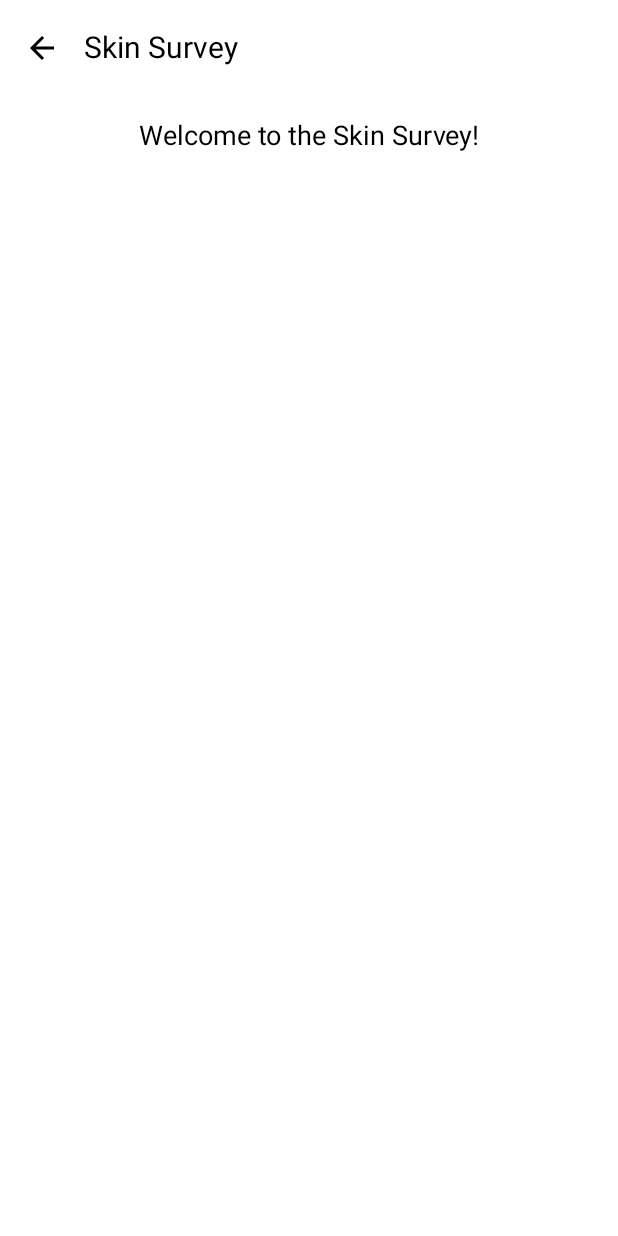
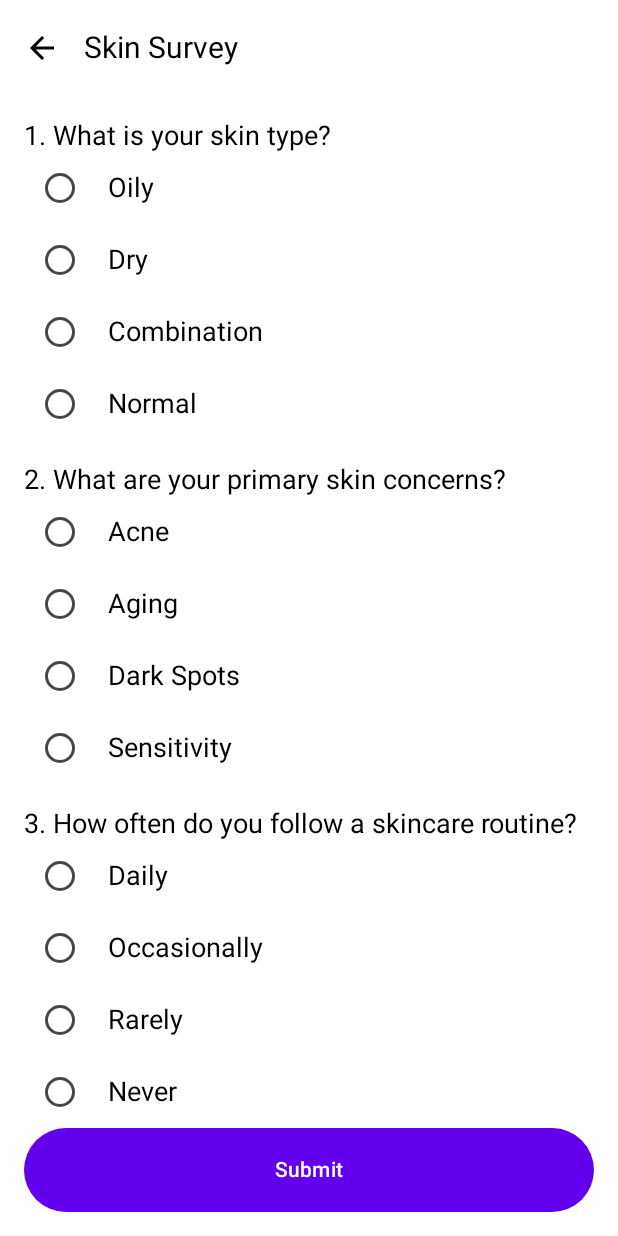
Before and after one commit to MilburnJ/FacialFeatures, an Android app built with Jetpack Compose: the SkinSurveyScreen screen opened through its navigation route, on a phone screen of 412 x 824 dp. Run offline under Robolectric (Android 15) with nearby library versions, the phone set to English and light mode, and no system bars.

Commit message:
skin survey page

```diff
--- a/app/src/main/java/com/example/facialfeatures/navigation/AppNavGraph.kt
+++ b/app/src/main/java/com/example/facialfeatures/navigation/AppNavGraph.kt
@@ -28,7 +28,7 @@ fun AppNavGraph(navController: NavHostController) {
             )
         }
         composable("skinSurvey") {
-            SkinSurveyScreen(onNavigateBack = { navController.popBackStack() })
+            SkinSurveyScreen(navController = navController,onNavigateBack = { navController.popBackStack() })
         }
         composable("scanUpload") {
             ScanUploadScreen(
--- a/app/src/main/java/com/example/facialfeatures/ui/screens/HomeScreen.kt
+++ b/app/src/main/java/com/example/facialfeatures/ui/screens/HomeScreen.kt
@@ -34,7 +34,7 @@ fun HomeScreen(
 
                 // Greeting Text
                 Text(
-                    text = "Hi XXXXXXXX",
+                    text = "Hi Amar",
                     style = MaterialTheme.typography.bodyLarge.copy(fontSize = 20.sp),
                     color = Color.Black,
                     modifier = Modifier.align(Alignment.Start)
--- a/app/src/main/java/com/example/facialfeatures/ui/screens/SkinSurveyScreen.kt
+++ b/app/src/main/java/com/example/facialfeatures/ui/screens/SkinSurveyScreen.kt
@@ -2,18 +2,23 @@ package com.example.facialfeatures.ui.screens
 
 import androidx.compose.foundation.layout.*
 import androidx.compose.material3.*
-import androidx.compose.runtime.Composable
+import androidx.compose.runtime.*
 import androidx.compose.ui.Alignment
 import androidx.compose.ui.Modifier
 import androidx.compose.ui.unit.dp
 import androidx.compose.ui.unit.sp
 import androidx.compose.material.icons.Icons
 import androidx.compose.material.icons.filled.ArrowBack
-
+import androidx.navigation.NavController
 
 @OptIn(ExperimentalMaterial3Api::class)
 @Composable
-fun SkinSurveyScreen(onNavigateBack: () -> Unit) {
+fun SkinSurveyScreen(navController: NavController, onNavigateBack: () -> Unit) {
+    // State variables for selected options
+    var skinType by remember { mutableStateOf("") }
+    var skinConcern by remember { mutableStateOf("") }
+    var skincareRoutine by remember { mutableStateOf("") }
+
     Scaffold(
         topBar = {
             TopAppBar(
@@ -34,15 +39,84 @@ fun SkinSurveyScreen(onNavigateBack: () -> Unit) {
                     .fillMaxSize()
                     .padding(innerPadding)
                     .padding(16.dp),
-                horizontalAlignment = Alignment.CenterHorizontally
+                verticalArrangement = Arrangement.SpaceBetween
             ) {
-                Text(
-                    text = "Welcome to the Skin Survey!",
-                    style = MaterialTheme.typography.bodyLarge
-                )
-                Spacer(modifier = Modifier.height(16.dp))
-                // Add your survey components here
+                Column(
+                    modifier = Modifier.fillMaxWidth(),
+                    horizontalAlignment = Alignment.Start
+                ) {
+                    // Question 1: Skin Type
+                    Text(
+                        text = "1. What is your skin type?",
+                        style = MaterialTheme.typography.bodyLarge
+                    )
+                    RadioGroup(
+                        options = listOf("Oily", "Dry", "Combination", "Normal"),
+                        selectedOption = skinType,
+                        onOptionSelected = { skinType = it }
+                    )
+                    Spacer(modifier = Modifier.height(16.dp))
+
+                    // Question 2: Skin Concerns
+                    Text(
+                        text = "2. What are your primary skin concerns?",
+                        style = MaterialTheme.typography.bodyLarge
+                    )
+                    RadioGroup(
+                        options = listOf("Acne", "Aging", "Dark Spots", "Sensitivity"),
+                        selectedOption = skinConcern,
+                        onOptionSelected = { skinConcern = it }
+                    )
+                    Spacer(modifier = Modifier.height(16.dp))
+
+                    // Question 3: Skincare Routine
+                    Text(
+                        text = "3. How often do you follow a skincare routine?",
+                        style = MaterialTheme.typography.bodyLarge
+                    )
+                    RadioGroup(
+                        options = listOf("Daily", "Occasionally", "Rarely", "Never"),
+                        selectedOption = skincareRoutine,
+                        onOptionSelected = { skincareRoutine = it }
+                    )
+                }
+
+                // Submit Button
+                Button(
+                    onClick = { navController.navigate("home") },
+                    modifier = Modifier
+                        .fillMaxWidth()
+                        .height(56.dp)
+                ) {
+                    Text("Submit")
+                }
             }
         }
     )
 }
+
+@Composable
+fun RadioGroup(
+    options: List<String>,
+    selectedOption: String,
+    onOptionSelected: (String) -> Unit
+) {
+    Column {
+        options.forEach { option ->
+            Row(
+                verticalAlignment = Alignment.CenterVertically,
+                modifier = Modifier.fillMaxWidth()
+            ) {
+                RadioButton(
+                    selected = selectedOption == option,
+                    onClick = { onOptionSelected(option) }
+                )
+                Text(
+                    text = option,
+                    style = MaterialTheme.typography.bodyLarge,
+                    modifier = Modifier.padding(start = 8.dp)
+                )
+            }
+        }
+    }
+}
```
